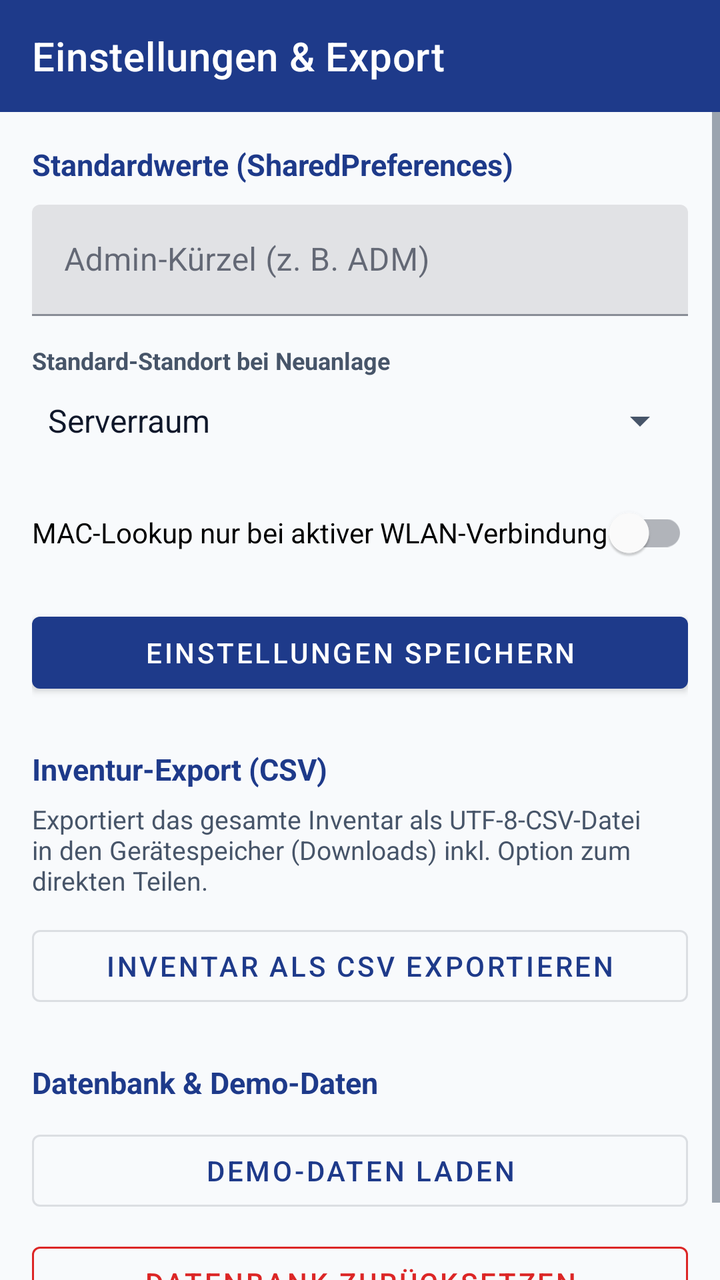
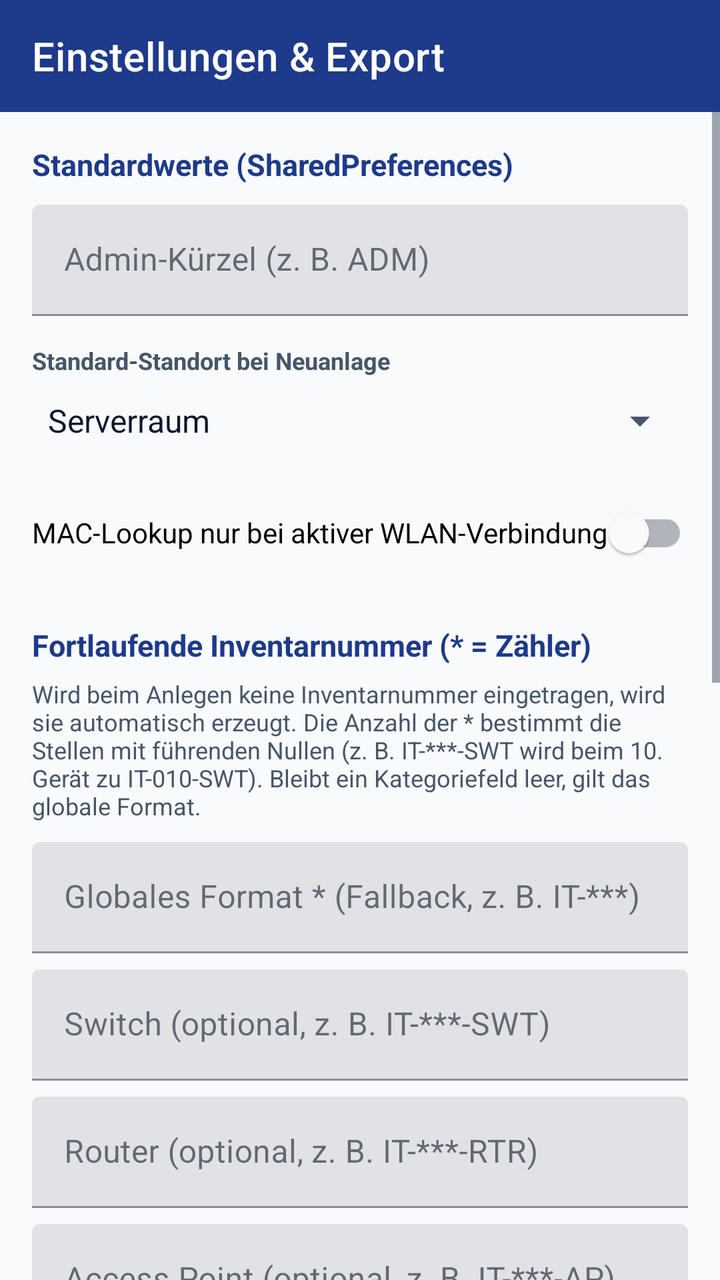

The first picture is an Android layout as it rendered before a commit; the second is the same layout after the commit. The layout source and the unified diff follow.
<!-- AndroidManifest.xml: application theme Theme.RackVault -->
<!-- res/layout/activity_settings.xml -->
<?xml version="1.0" encoding="utf-8"?>
<LinearLayout xmlns:android="http://schemas.android.com/apk/res/android"
    xmlns:app="http://schemas.android.com/apk/res-auto"
    android:id="@+id/rootSettings"
    android:layout_width="match_parent"
    android:layout_height="match_parent"
    android:background="?android:attr/colorBackground"
    android:orientation="vertical">

    <com.google.android.material.appbar.MaterialToolbar
        android:id="@+id/toolbar"
        android:layout_width="match_parent"
        android:layout_height="?attr/actionBarSize"
        android:background="?attr/colorPrimary"
        app:navigationIconTint="?attr/colorOnPrimary"
        app:title="@string/title_settings"
        app:titleTextColor="?attr/colorOnPrimary" />

    <ScrollView
        android:layout_width="match_parent"
        android:layout_height="0dp"
        android:layout_weight="1"
        android:fillViewport="true">

        <LinearLayout
            android:layout_width="match_parent"
            android:layout_height="wrap_content"
            android:orientation="vertical"
            android:padding="16dp">

            
            <TextView
                android:layout_width="match_parent"
                android:layout_height="wrap_content"
                android:text="@string/section_defaults_title"
                android:textColor="?attr/colorPrimary"
                android:textSize="15sp"
                android:textStyle="bold" />

            <com.google.android.material.textfield.TextInputLayout
                android:layout_width="match_parent"
                android:layout_height="wrap_content"
                android:layout_marginTop="10dp"
                android:hint="@string/hint_admin_code">

                <com.google.android.material.textfield.TextInputEditText
                    android:id="@+id/etAdminCode"
                    android:layout_width="match_parent"
                    android:layout_height="wrap_content"
                    android:inputType="textCapCharacters"
                    android:maxLines="1" />

            </com.google.android.material.textfield.TextInputLayout>

            <TextView
                android:layout_width="wrap_content"
                android:layout_height="wrap_content"
                android:layout_marginTop="14dp"
                android:text="@string/label_default_location"
                android:textColor="?android:attr/textColorSecondary"
                android:textSize="12sp"
                android:textStyle="bold" />

            <Spinner
                android:id="@+id/spDefaultLocation"
                android:layout_width="match_parent"
                android:layout_height="44dp"
                android:entries="@array/locations_array" />

            <com.google.android.material.switchmaterial.SwitchMaterial
                android:id="@+id/swWifiOnlyLookup"
                android:layout_width="match_parent"
                android:layout_height="wrap_content"
                android:layout_marginTop="10dp"
                android:text="@string/switch_wifi_only_label" />

            <com.google.android.material.button.MaterialButton
                android:id="@+id/btnSaveSettings"
                android:layout_width="match_parent"
                android:layout_height="wrap_content"
                android:layout_marginTop="12dp"
                android:text="@string/btn_save_settings" />

            
            <TextView
                android:layout_width="match_parent"
                android:layout_height="wrap_content"
                android:layout_marginTop="24dp"
                android:text="@string/section_export_title"
                android:textColor="?attr/colorPrimary"
                android:textSize="15sp"
                android:textStyle="bold" />

            <TextView
                android:layout_width="match_parent"
                android:layout_height="wrap_content"
                android:layout_marginTop="6dp"
                android:text="@string/export_description"
                android:textColor="?android:attr/textColorSecondary"
                android:textSize="13sp" />

            <com.google.android.material.button.MaterialButton
                android:id="@+id/btnExportCsv"
                style="@style/Widget.MaterialComponents.Button.OutlinedButton"
                android:layout_width="match_parent"
                android:layout_height="wrap_content"
                android:layout_marginTop="10dp"
                android:text="@string/btn_export_csv" />

            
            <TextView
                android:layout_width="match_parent"
                android:layout_height="wrap_content"
                android:layout_marginTop="24dp"
                android:text="@string/section_maintenance_title"
                android:textColor="?attr/colorPrimary"
                android:textSize="15sp"
                android:textStyle="bold" />

            <com.google.android.material.button.MaterialButton
                android:id="@+id/btnLoadDemoData"
                style="@style/Widget.MaterialComponents.Button.OutlinedButton"
                android:layout_width="match_parent"
                android:layout_height="wrap_content"
                android:layout_marginTop="10dp"
                android:text="@string/btn_load_demo_data" />

            <com.google.android.material.button.MaterialButton
                android:id="@+id/btnResetDatabase"
                style="@style/Widget.MaterialComponents.Button.OutlinedButton"
                android:layout_width="match_parent"
                android:layout_height="wrap_content"
                android:layout_marginTop="8dp"
                android:text="@string/btn_reset_database"
                android:textColor="@color/status_defect_text"
                app:strokeColor="@color/status_defect_text" />

        </LinearLayout>

    </ScrollView>

</LinearLayout>
<!-- resources referenced by this layout -->
<resources>
  <string-array name="locations_array">
          <item>Serverraum</item>
          <item>Lager</item>
          <item>Büro IT</item>
          <item>Schulungsraum</item>
          <item>Raum B102</item>
      </string-array>
  <color name="status_defect_text">#DC2626</color>
  <string name="btn_export_csv">Inventar als CSV exportieren</string>
  <string name="btn_load_demo_data">Demo-Daten laden</string>
  <string name="btn_reset_database">Datenbank zurücksetzen</string>
  <string name="btn_save_settings">Einstellungen speichern</string>
  <string name="export_description">Exportiert das gesamte Inventar als UTF-8-CSV-Datei in den Gerätespeicher (Downloads) inkl. Option zum direkten Teilen.</string>
  <string name="hint_admin_code">Admin-Kürzel (z. B. ADM)</string>
  <string name="label_default_location">Standard-Standort bei Neuanlage</string>
  <string name="section_defaults_title">Standardwerte (SharedPreferences)</string>
  <string name="section_export_title">Inventur-Export (CSV)</string>
  <string name="section_maintenance_title">Datenbank &amp; Demo-Daten</string>
  <string name="switch_wifi_only_label">MAC-Lookup nur bei aktiver WLAN-Verbindung</string>
  <string name="title_settings">Einstellungen &amp; Export</string>
  <style name="Theme.RackVault" parent="Theme.MaterialComponents.DayNight.NoActionBar">
          <item name="colorPrimary">@color/primary_blue</item>
          <item name="colorPrimaryVariant">@color/primary_blue_dark</item>
          <item name="colorOnPrimary">@color/on_primary</item>
  
          <item name="colorSecondary">@color/primary_blue_light</item>
          <item name="colorSecondaryVariant">@color/secondary_slate</item>
          <item name="colorOnSecondary">@color/on_primary</item>
  
          <item name="android:colorBackground">@color/surface_background</item>
          <item name="colorSurface">@color/surface_card</item>
          <item name="colorOnSurface">@color/text_primary</item>
          <item name="android:textColorPrimary">@color/text_primary</item>
          <item name="android:textColorSecondary">@color/text_secondary</item>
  
          <item name="android:statusBarColor">@color/primary_blue_dark</item>
      </style>
  <color name="primary_blue">#1E3A8A</color>
  <color name="primary_blue_dark">#172554</color>
  <color name="on_primary">#FFFFFF</color>
  <color name="primary_blue_light">#2563EB</color>
  <color name="secondary_slate">#334155</color>
  <color name="surface_background">#F8FAFC</color>
  <color name="surface_card">#FFFFFF</color>
  <color name="text_primary">#0F172A</color>
  <color name="text_secondary">#475569</color>
</resources>

<!-- the commit's change to res/layout/activity_settings.xml (unified diff, before → after) -->
@@ -74,11 +74,134 @@
                 android:layout_marginTop="10dp"
                 android:text="@string/switch_wifi_only_label" />
 
+            
+            <TextView
+                android:layout_width="match_parent"
+                android:layout_height="wrap_content"
+                android:layout_marginTop="22dp"
+                android:text="@string/section_inv_pattern_title"
+                android:textColor="?attr/colorPrimary"
+                android:textSize="15sp"
+                android:textStyle="bold" />
+
+            <TextView
+                android:layout_width="match_parent"
+                android:layout_height="wrap_content"
+                android:layout_marginTop="6dp"
+                android:text="@string/inv_pattern_description"
+                android:textColor="?android:attr/textColorSecondary"
+                android:textSize="12sp" />
+
+            <com.google.android.material.textfield.TextInputLayout
+                android:layout_width="match_parent"
+                android:layout_height="wrap_content"
+                android:layout_marginTop="10dp"
+                android:hint="@string/hint_inv_pattern_global">
+
+                <com.google.android.material.textfield.TextInputEditText
+                    android:id="@+id/etInvPatternGlobal"
+                    android:layout_width="match_parent"
+                    android:layout_height="wrap_content"
+                    android:inputType="textCapCharacters|textNoSuggestions"
+                    android:maxLines="1" />
+
+            </com.google.android.material.textfield.TextInputLayout>
+
+            <com.google.android.material.textfield.TextInputLayout
+                android:layout_width="match_parent"
+                android:layout_height="wrap_content"
+                android:layout_marginTop="8dp"
+                android:hint="@string/hint_inv_pattern_switch">
+
+                <com.google.android.material.textfield.TextInputEditText
+                    android:id="@+id/etInvPatternSwitch"
+                    android:layout_width="match_parent"
+                    android:layout_height="wrap_content"
+                    android:inputType="textCapCharacters|textNoSuggestions"
+                    android:maxLines="1" />
+
+            </com.google.android.material.textfield.TextInputLayout>
+
+            <com.google.android.material.textfield.TextInputLayout
+                android:layout_width="match_parent"
+                android:layout_height="wrap_content"
+                android:layout_marginTop="8dp"
+                android:hint="@string/hint_inv_pattern_router">
+
+                <com.google.android.material.textfield.TextInputEditText
+                    android:id="@+id/etInvPatternRouter"
+                    android:layout_width="match_parent"
+                    android:layout_height="wrap_content"
+                    android:inputType="textCapCharacters|textNoSuggestions"
+                    android:maxLines="1" />
+
+            </com.google.android.material.textfield.TextInputLayout>
+
+            <com.google.android.material.textfield.TextInputLayout
+                android:layout_width="match_parent"
+                android:layout_height="wrap_content"
+                android:layout_marginTop="8dp"
+                android:hint="@string/hint_inv_pattern_ap">
+
+                <com.google.android.material.textfield.TextInputEditText
+                    android:id="@+id/etInvPatternAp"
+                    android:layout_width="match_parent"
+                    android:layout_height="wrap_content"
+                    android:inputType="textCapCharacters|textNoSuggestions"
+                    android:maxLines="1" />
+
+            </com.google.android.material.textfield.TextInputLayout>
+
+            <com.google.android.material.textfield.TextInputLayout
+                android:layout_width="match_parent"
+                android:layout_height="wrap_content"
+                android:layout_marginTop="8dp"
+                android:hint="@string/hint_inv_pattern_laptop">
+
+                <com.google.android.material.textfield.TextInputEditText
+                    android:id="@+id/etInvPatternLaptop"
+                    android:layout_width="match_parent"
+                    android:layout_height="wrap_content"
+                    android:inputType="textCapCharacters|textNoSuggestions"
+                    android:maxLines="1" />
+
+            </com.google.android.material.textfield.TextInputLayout>
+
+            <com.google.android.material.textfield.TextInputLayout
+                android:layout_width="match_parent"
+                android:layout_height="wrap_content"
+                android:layout_marginTop="8dp"
+                android:hint="@string/hint_inv_pattern_cable">
+
+                <com.google.android.material.textfield.TextInputEditText
+                    android:id="@+id/etInvPatternCable"
+                    android:layout_width="match_parent"
+                    android:layout_height="wrap_content"
+                    android:inputType="textCapCharacters|textNoSuggestions"
+                    android:maxLines="1" />
+
+            </com.google.android.material.textfield.TextInputLayout>
+
+            <com.google.android.material.textfield.TextInputLayout
+                android:layout_width="match_parent"
+                android:layout_height="wrap_content"
+                android:layout_marginTop="8dp"
+                android:hint="@string/hint_inv_pattern_other">
+
+                <com.google.android.material.textfield.TextInputEditText
+                    android:id="@+id/etInvPatternOther"
+                    android:layout_width="match_parent"
+                    android:layout_height="wrap_content"
+                    android:inputType="textCapCharacters|textNoSuggestions"
+                    android:maxLines="1" />
+
+            </com.google.android.material.textfield.TextInputLayout>
+
             <com.google.android.material.button.MaterialButton
                 android:id="@+id/btnSaveSettings"
                 android:layout_width="match_parent"
                 android:layout_height="wrap_content"
-                android:layout_marginTop="12dp"
+                android:layout_marginTop="14dp"
                 android:text="@string/btn_save_settings" />
 
             
<!-- resource entries referenced after the edit -->
@@ -14,9 +14,18 @@
   <string name="btn_save_settings">Einstellungen speichern</string>
   <string name="export_description">Exportiert das gesamte Inventar als UTF-8-CSV-Datei in den Gerätespeicher (Downloads) inkl. Option zum direkten Teilen.</string>
   <string name="hint_admin_code">Admin-Kürzel (z. B. ADM)</string>
+  <string name="hint_inv_pattern_ap">Access Point (optional, z. B. IT-***-AP)</string>
+  <string name="hint_inv_pattern_cable">Kabel/Zubehör (optional, z. B. IT-***-ZUB)</string>
+  <string name="hint_inv_pattern_global">Globales Format * (Fallback, z. B. IT-***)</string>
+  <string name="hint_inv_pattern_laptop">Laptop (optional, z. B. IT-***-NB)</string>
+  <string name="hint_inv_pattern_other">Sonstiges (optional, z. B. IT-***-DIV)</string>
+  <string name="hint_inv_pattern_router">Router (optional, z. B. IT-***-RTR)</string>
+  <string name="hint_inv_pattern_switch">Switch (optional, z. B. IT-***-SWT)</string>
+  <string name="inv_pattern_description">Wird beim Anlegen keine Inventarnummer eingetragen, wird sie automatisch erzeugt. Die Anzahl der * bestimmt die Stellen mit führenden Nullen (z. B. IT-***-SWT wird beim 10. Gerät zu IT-010-SWT). Bleibt ein Kategoriefeld leer, gilt das globale Format.</string>
   <string name="label_default_location">Standard-Standort bei Neuanlage</string>
   <string name="section_defaults_title">Standardwerte (SharedPreferences)</string>
   <string name="section_export_title">Inventur-Export (CSV)</string>
+  <string name="section_inv_pattern_title">Fortlaufende Inventarnummer (* = Zähler)</string>
   <string name="section_maintenance_title">Datenbank &amp; Demo-Daten</string>
   <string name="switch_wifi_only_label">MAC-Lookup nur bei aktiver WLAN-Verbindung</string>
   <string name="title_settings">Einstellungen &amp; Export</string>
